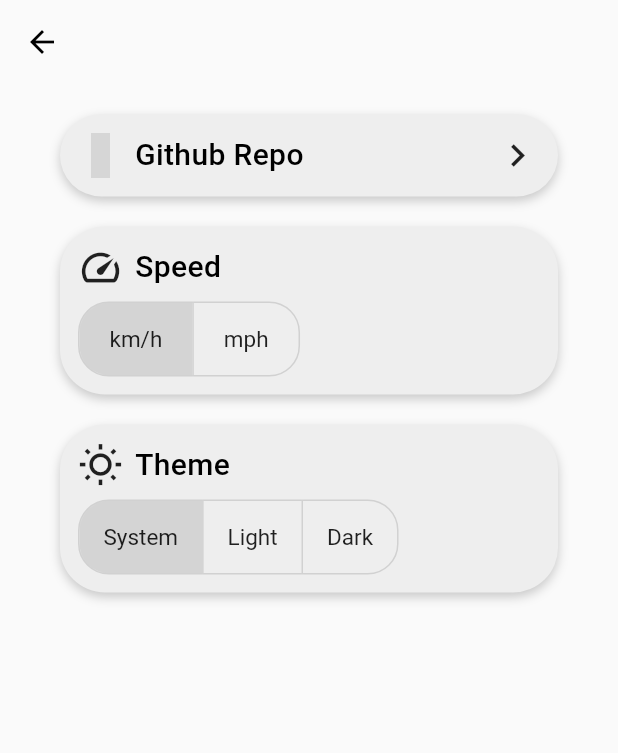
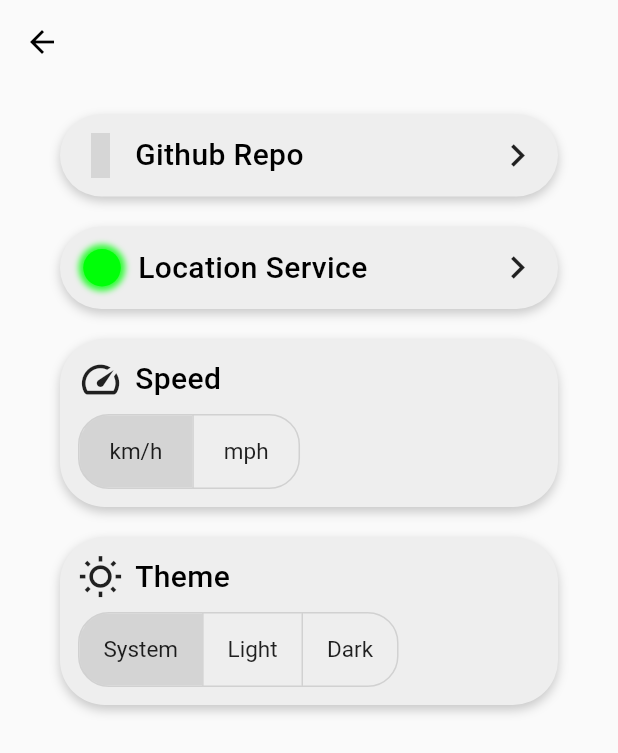
Before and after one commit to Blasix/motionpal, a Flutter app: the screen it shows after launch, after a tap on the "settings" icon, on a phone screen of 412 x 824 dp. Shown: the top 753 px of the screen. Run offline on Flutter 3.47's test engine with Material 3 defaults, Android fonts, the phone set to English and light mode, and no system bars; our stand-ins replace fl_chart, flutter_riverpod, location, shared_preferences, simple_icons; grey boxes are pictures that could not be loaded.

Commit message:
Added a led for indication on location status

```diff
--- a/lib/settings/screens/settings.dart
+++ b/lib/settings/screens/settings.dart
@@ -1,5 +1,6 @@
 import 'package:flutter/material.dart';
 import 'package:flutter_riverpod/flutter_riverpod.dart';
+import 'package:location/location.dart';
 import 'package:motionpal/settings/logic/bools.dart';
 import 'package:simple_icons/simple_icons.dart';
 
@@ -12,11 +13,62 @@ List<bool> _getThemeModeBools(ThemeMode selectedThemeMode) {
   });
 }
 
-class SettingsScreen extends ConsumerWidget {
+class SettingsScreen extends ConsumerStatefulWidget {
   const SettingsScreen({super.key});
 
   @override
-  Widget build(BuildContext context, WidgetRef ref) {
+  ConsumerState<SettingsScreen> createState() => _SettingsScreenState();
+}
+
+class _SettingsScreenState extends ConsumerState<SettingsScreen> {
+  Color _locationLedColor = Colors.grey;
+  String _locationLedText = 'Loading...';
+
+  @override
+  void initState() {
+    _updateLocationLedColor();
+    super.initState();
+  }
+
+  Future<void> _updateLocationLedColor() async {
+    try {
+      Location location = Location();
+
+      bool serviceEnabled;
+      PermissionStatus permissionGranted;
+
+      serviceEnabled = await location.serviceEnabled();
+      if (!serviceEnabled) {
+        setState(() {
+          _locationLedColor = const Color.fromARGB(255, 255, 17, 0);
+          _locationLedText = 'Location service is disabled';
+        });
+        return;
+      }
+
+      permissionGranted = await location.hasPermission();
+      if (permissionGranted == PermissionStatus.denied) {
+        setState(() {
+          _locationLedColor = Colors.orange;
+          _locationLedText = 'Location permission is denied';
+        });
+        return;
+      }
+
+      setState(() {
+        _locationLedColor = const Color.fromARGB(255, 0, 255, 8);
+        _locationLedText = 'Location service is enabled';
+      });
+    } catch (e) {
+      setState(() {
+        _locationLedColor = const Color.fromARGB(255, 255, 17, 0);
+        _locationLedText = 'Error: $e';
+      });
+    }
+  }
+
+  @override
+  Widget build(BuildContext context) {
     ThemeMode themeMode = ref.watch(themeModeProvider);
     bool isKMPH = ref.watch(isKMPHProvider);
 
@@ -32,10 +84,51 @@ class SettingsScreen extends ConsumerWidget {
               height: 20,
             ),
             SettingsButton(
-              icon: SimpleIcons.github,
+              icon: const Icon(
+                SimpleIcons.github,
+                size: 30,
+              ),
               text: 'Github Repo',
               onPressed: (context) {
                 // TODO open the github repo
+              },
+            ),
+            SettingsButton(
+              icon: Container(
+                margin: const EdgeInsets.all(3),
+                decoration: BoxDecoration(
+                  shape: BoxShape.circle,
+                  color: _locationLedColor,
+                  boxShadow: [
+                    if (!(_locationLedColor == Colors.grey))
+                      BoxShadow(
+                        color: _locationLedColor.withOpacity(0.8),
+                        spreadRadius: 3,
+                        blurRadius: 3,
+                      ),
+                  ],
+                ),
+                width: 26,
+                height: 26,
+              ),
+              text: 'Location Service',
+              onPressed: (context) {
+                showDialog(
+                  context: context,
+                  builder: (BuildContext context) {
+                    return AlertDialog(
+                      title: Text(_locationLedText),
+                      actions: [
+                        TextButton(
+                          child: const Text('OK'),
+                          onPressed: () {
+                            Navigator.of(context).pop();
+                          },
+                        ),
+                      ],
+                    );
+                  },
+                );
               },
             ),
             //settings switch button for changing distance between km and mph
--- a/lib/settings/widgets/buttons.dart
+++ b/lib/settings/widgets/buttons.dart
@@ -6,7 +6,7 @@ const kTitleTextStyle = TextStyle(
 );
 
 class SettingsButton extends StatelessWidget {
-  final IconData icon;
+  final Widget icon;
   final String text;
   final Function onPressed;
   final bool hasNavgigation;
@@ -44,10 +44,7 @@ class SettingsButton extends StatelessWidget {
           padding: const EdgeInsets.all(12.0),
           child: Row(
             children: [
-              Icon(
-                icon,
-                size: 30,
-              ),
+              icon,
               const SizedBox(
                 width: 8,
               ),
```
Also changed, not shown: 1 other file.
